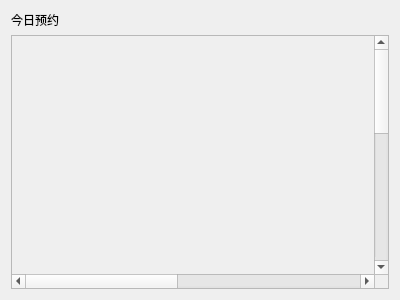
Qt form code/doctorpatientprofilewidget.ui (laonuo2004/cpp-qt-medical-system) before a commit.
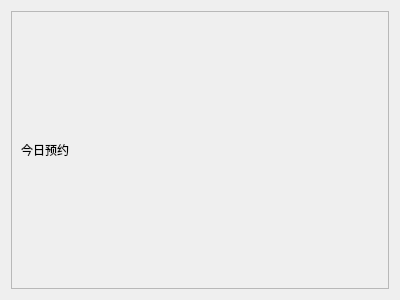
The same form after that commit.

The edit to the form file:
```diff
--- a/code/doctorpatientprofilewidget.ui
+++ b/code/doctorpatientprofilewidget.ui
@@ -14,36 +14,29 @@
    <string>Form</string>
   </property>
   <layout class="QVBoxLayout" name="verticalLayout">
-   <item>
-    <widget class="QLabel" name="label">
-     <property name="text">
-      <string>今日预约</string>
-     </property>
-    </widget>
-   </item>
    <item>
     <widget class="QScrollArea" name="scrollArea">
      <property name="widgetResizable">
-      <bool>false</bool>
+      <bool>true</bool>
      </property>
      <widget class="QWidget" name="scrollAreaWidgetContents">
       <property name="geometry">
        <rect>
         <x>0</x>
         <y>0</y>
-        <width>800</width>
-        <height>600</height>
+        <width>376</width>
+        <height>276</height>
        </rect>
       </property>
-      <widget class="QWidget" name="gridLayoutWidget">
-       <property name="geometry">
-        <rect>
-         <x>10</x>
-         <y>10</y>
-         <width>160</width>
-         <height>80</height>
-        </rect>
-       </property>
+      <layout class="QVBoxLayout" name="verticalLayout_2">
+       <item>
+        <widget class="QLabel" name="label">
+         <property name="text">
+          <string>今日预约</string>
+         </property>
+        </widget>
+       </item>
+       <item>
        <layout class="QGridLayout" name="PatientCards">
         <property name="sizeConstraint">
          <enum>QLayout::SetMinAndMaxSize</enum>
@@ -52,7 +45,8 @@
          <number>6</number>
         </property>
        </layout>
-      </widget>
+       </item>
+      </layout>
      </widget>
     </widget>
    </item>
```
Lines whose indentation alone changed are shown as unchanged.
